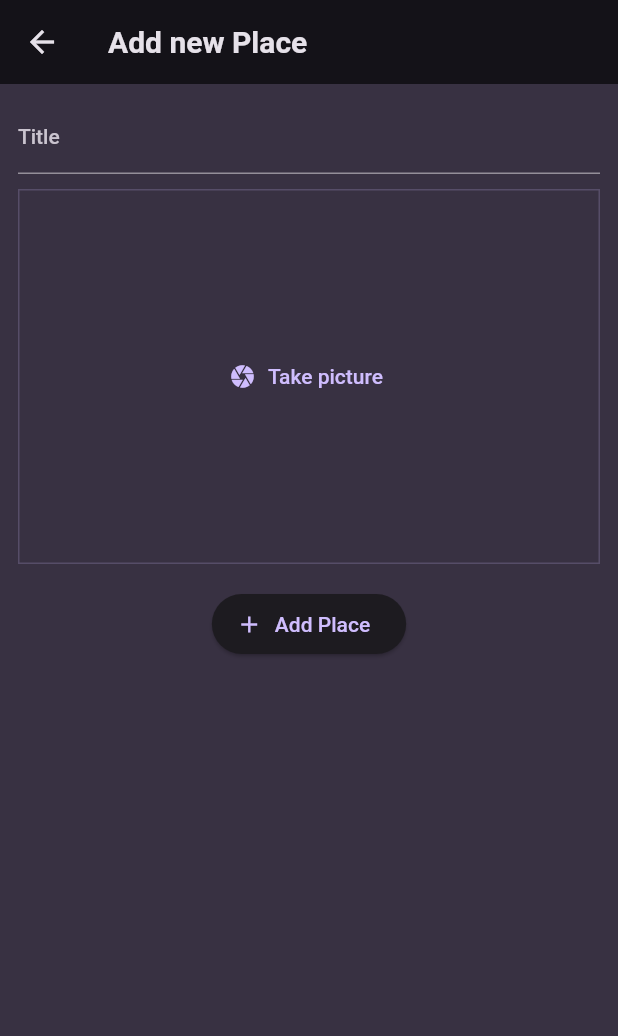
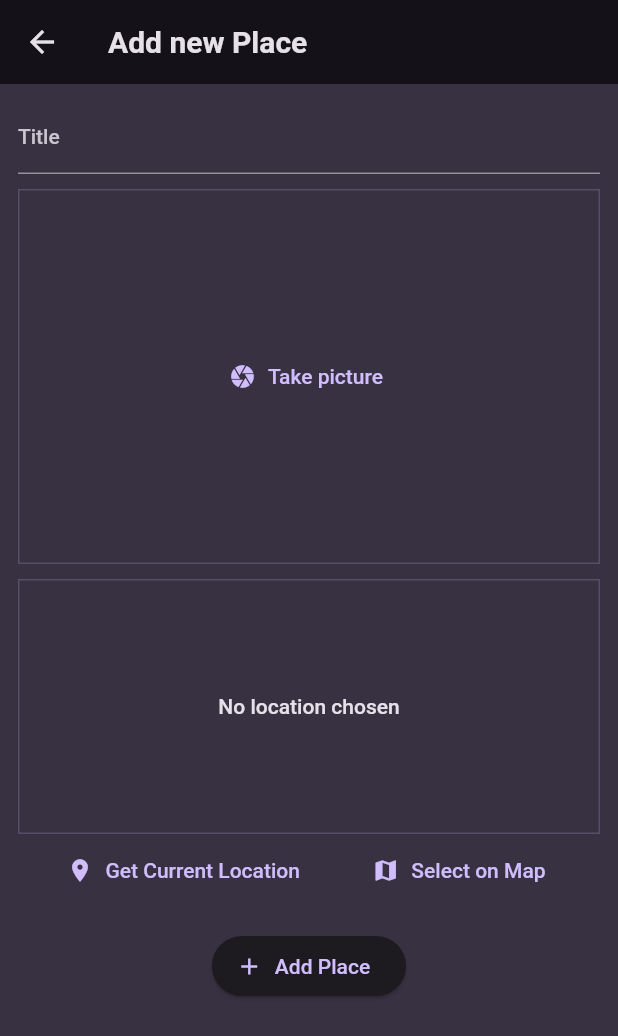
Before and after one commit to devanada/flutter-favorite-places, a Flutter app: the screen it shows after launch, after a tap on the "add" icon, on a phone screen of 412 x 824 dp. Shown: the top 1036 px of the screen. Run offline on Flutter 3.47's test engine with Material 2 defaults, Android fonts, the phone set to English and light mode, and no system bars; our stand-ins replace flutter_riverpod, google_fonts, google_maps_flutter, image_picker, location, sqflite; accounts and stored records are empty; network calls fail.

Commit message:
feat: Complete project
Added Google Map API, store on database

```diff
--- a/lib/models/place.dart
+++ b/lib/models/place.dart
@@ -3,13 +3,28 @@ import 'dart:io';
 
 const uuid = Uuid();
 
+class PlaceLocation {
+  const PlaceLocation({
+    required this.latitude,
+    required this.longitude,
+    required this.address,
+  });
+
+  final double latitude;
+  final double longitude;
+  final String address;
+}
+
 class Place {
   Place({
     required this.title,
     required this.image,
-  }) : id = uuid.v4();
+    required this.location,
+    String? id,
+  }) : id = id ?? uuid.v4();
 
   final String id;
   final String title;
   final File image;
+  final PlaceLocation location;
 }
--- a/lib/providers/user_places.dart
+++ b/lib/providers/user_places.dart
@@ -1,18 +1,69 @@
 import 'dart:io';
 
+import 'package:path_provider/path_provider.dart' as syspaths;
 import 'package:flutter_riverpod/flutter_riverpod.dart';
+import 'package:sqflite/sqflite.dart' as sql;
+import 'package:sqflite/sqlite_api.dart';
+import 'package:path/path.dart' as path;
 
 import 'package:favorite_places/models/place.dart';
+
+Future<Database> _getDatabase() async {
+  final dbPath = await sql.getDatabasesPath();
+  final db = await sql.openDatabase(
+    path.join(dbPath, 'plcaes.db'),
+    onCreate: (db, version) {
+      return db.execute(
+          'CREATE TABLE user_places(id TEXT PRIMARY KEY, title TEXT, image TEXT, lat REAL, lng REAL, address TEXT)');
+    },
+    version: 1,
+  );
+  return db;
+}
 
 class UserPlacesNotifier extends StateNotifier<List<Place>> {
   UserPlacesNotifier() : super(const []);
 
-  void addPlace(String title, File image) {
-    final newPlace = Place(title: title, image: image);
-    state = [
-      newPlace,
-      ...state,
-    ];
+  Future<void> loadPlaces() async {
+    final db = await _getDatabase();
+    final data = await db.query('user_places');
+    final places = data
+        .map(
+          (row) => Place(
+            id: row['id'] as String,
+            title: row['title'] as String,
+            image: File(row['image'] as String),
+            location: PlaceLocation(
+              latitude: row['lat'] as double,
+              longitude: row['lng'] as double,
+              address: row['address'] as String,
+            ),
+          ),
+        )
+        .toList();
+
+    state = places;
+  }
+
+  void addPlace(String title, File image, PlaceLocation location) async {
+    final appDir = await syspaths.getApplicationDocumentsDirectory();
+    final filename = path.basename(image.path);
+    final copiedImage = await image.copy('${appDir.path}/$filename');
+
+    final newPlace =
+        Place(title: title, image: copiedImage, location: location);
+
+    final db = await _getDatabase();
+    db.insert('user_places', {
+      'id': newPlace.id,
+      'title': newPlace.title,
+      'image': newPlace.image.path,
+      'lat': newPlace.location.latitude,
+      'lng': newPlace.location.longitude,
+      'address': newPlace.location.address,
+    });
+
+    state = [newPlace, ...state];
   }
 }
 
--- a/lib/screens/add_place.dart
+++ b/lib/screens/add_place.dart
@@ -1,4 +1,6 @@
+import 'package:favorite_places/models/place.dart';
 import 'package:favorite_places/widgets/image_input.dart';
+import 'package:favorite_places/widgets/location_input.dart';
 import 'package:flutter_riverpod/flutter_riverpod.dart';
 import 'package:flutter/material.dart';
 import 'dart:io';
@@ -17,17 +19,20 @@ class AddPlaceScreen extends ConsumerStatefulWidget {
 class _AddPlaceScreenState extends ConsumerState<AddPlaceScreen> {
   final _titleController = TextEditingController();
   File? _selectedImage;
+  PlaceLocation? _selectedLocation;
 
   void _savePlace() {
     final enteredTitle = _titleController.text;
 
-    if (enteredTitle.isEmpty || _selectedImage == null) {
+    if (enteredTitle.isEmpty ||
+        _selectedImage == null ||
+        _selectedLocation == null) {
       return;
     }
 
     ref
         .read(userPlacesProvider.notifier)
-        .addPlace(enteredTitle, _selectedImage!);
+        .addPlace(enteredTitle, _selectedImage!, _selectedLocation!);
 
     Navigator.of(context).pop();
   }
@@ -61,6 +66,12 @@ class _AddPlaceScreenState extends ConsumerState<AddPlaceScreen> {
                 _selectedImage = image;
               },
             ),
+            const SizedBox(height: 10),
+            LocationInput(
+              onSelectLocation: (location) {
+                _selectedLocation = location;
+              },
+            ),
             const SizedBox(height: 16),
             ElevatedButton.icon(
               onPressed: _savePlace,
--- a/lib/screens/places.dart
+++ b/lib/screens/places.dart
@@ -5,11 +5,26 @@ import 'package:favorite_places/screens/add_place.dart';
 import 'package:favorite_places/widgets/places_list.dart';
 import 'package:favorite_places/providers/user_places.dart';
 
-class PlacesScreen extends ConsumerWidget {
+class PlacesScreen extends ConsumerStatefulWidget {
   const PlacesScreen({super.key});
 
   @override
-  Widget build(BuildContext context, WidgetRef ref) {
+  ConsumerState<ConsumerStatefulWidget> createState() {
+    return _PlacesScreenState();
+  }
+}
+
+class _PlacesScreenState extends ConsumerState<PlacesScreen> {
+  late Future<void> _placesFuture;
+
+  @override
+  void initState() {
+    super.initState();
+    _placesFuture = ref.read(userPlacesProvider.notifier).loadPlaces();
+  }
+
+  @override
+  Widget build(BuildContext context) {
     final userPlaces = ref.watch(userPlacesProvider);
 
     return Scaffold(
@@ -28,11 +43,18 @@ class PlacesScreen extends ConsumerWidget {
         ],
       ),
       body: Padding(
-        padding: const EdgeInsets.all(8.0),
-        child: PlacesList(
-          places: userPlaces,
-        ),
-      ),
+          padding: const EdgeInsets.all(8.0),
+          child: FutureBuilder(
+            future: _placesFuture,
+            builder: (context, snapshot) =>
+                snapshot.connectionState == ConnectionState.waiting
+                    ? const Center(
+                        child: CircularProgressIndicator(),
+                      )
+                    : PlacesList(
+                        places: userPlaces,
+                      ),
+          )),
     );
   }
 }
--- /dev/null
+++ b/lib/widgets/location_input.dart
@@ -0,0 +1,160 @@
+import 'package:favorite_places/screens/map.dart';
+import 'package:flutter/material.dart';
+import 'package:google_maps_flutter/google_maps_flutter.dart';
+import 'package:http/http.dart' as http;
+import 'dart:convert';
+
+import 'package:favorite_places/models/place.dart';
+import 'package:location/location.dart';
+
+class LocationInput extends StatefulWidget {
+  const LocationInput({super.key, required this.onSelectLocation});
+
+  final void Function(PlaceLocation location) onSelectLocation;
+
+  @override
+  State<LocationInput> createState() {
+    return _LocationInputState();
+  }
+}
+
+class _LocationInputState extends State<LocationInput> {
+  PlaceLocation? _pickedLocation;
+  var _isGettingLocation = false;
+
+  String get locationImage {
+    if (_pickedLocation == null) {
+      return '';
+    }
+    final lat = _pickedLocation!.latitude;
+    final lng = _pickedLocation!.longitude;
+    return 'https://maps.googleapis.com/maps/api/staticmap?center=$lat,$lng&zoom=13&size=600x300&maptype=roadmap&markers=color:red%7Clabel:A%7C$lat,$lng&key=YOUR_API_KEY_HERE';
+  }
+
+  Future<void> _savePlace(double latitude, double longitude) async {
+    final url = Uri.parse(
+        'https://maps.googleapis.com/maps/api/geocode/json?latlng=$latitude,$longitude&key=YOUR_API_KEY_HERE');
+    final response = await http.get(url);
+    final resData = json.decode(response.body);
+    final address = resData['results'][0]['formatted_address'];
+
+    setState(() {
+      _pickedLocation = PlaceLocation(
+        latitude: latitude,
+        longitude: longitude,
+        address: address,
+      );
+      _isGettingLocation = false;
+    });
+
+    widget.onSelectLocation(_pickedLocation!);
+  }
+
+  void _getCurrentLocation() async {
+    Location location = Location();
+
+    bool serviceEnabled;
+    PermissionStatus permissionGranted;
+    LocationData locationData;
+
+    serviceEnabled = await location.serviceEnabled();
+    if (!serviceEnabled) {
+      serviceEnabled = await location.requestService();
+      if (!serviceEnabled) {
+        return;
+      }
+    }
+
+    permissionGranted = await location.hasPermission();
+    if (permissionGranted == PermissionStatus.denied) {
+      permissionGranted = await location.requestPermission();
+      if (permissionGranted != PermissionStatus.granted) {
+        return;
+      }
+    }
+
+    setState(() {
+      _isGettingLocation = true;
+    });
+
+    locationData = await location.getLocation();
+    final lat = locationData.latitude;
+    final lng = locationData.longitude;
+
+    if (lat == null || lng == null) {
+      return;
+    }
+
+    _savePlace(lat, lng);
+  }
+
+  void _selectOnMap() async {
+    final pickedLocation = await Navigator.of(context).push<LatLng>(
+      MaterialPageRoute(
+        builder: (ctx) => const MapScreen(),
+      ),
+    );
+
+    if (pickedLocation == null) {
+      return;
+    }
+
+    _savePlace(pickedLocation.latitude, pickedLocation.longitude);
+  }
+
+  @override
+  Widget build(BuildContext context) {
+    Widget previewContent = Text(
+      'No location chosen',
+      textAlign: TextAlign.center,
+      style: Theme.of(context).textTheme.bodyLarge!.copyWith(
+            color: Theme.of(context).colorScheme.onBackground,
+          ),
+    );
+
+    if (_pickedLocation != null) {
+      previewContent = Image.network(
+        locationImage,
+        fit: BoxFit.cover,
+        width: double.infinity,
+        height: double.infinity,
+      );
+    }
+
+    if (_isGettingLocation) {
+      previewContent = const CircularProgressIndicator();
+    }
+
+    return Column(
+      children: [
+        Container(
+          height: 170,
+          width: double.infinity,
+          alignment: Alignment.center,
+          decoration: BoxDecoration(
+            border: Border.all(
+              width: 1,
+              color: Theme.of(context).colorScheme.primary.withOpacity(0.2),
+            ),
+          ),
+          child: previewContent,
+        ),
+        Row(
+          mainAxisAlignment: MainAxisAlignment.spaceEvenly,
+          children: [
+            TextButton.icon(
+              onPressed: _getCurrentLocation,
+              icon: const Icon(Icons.location_on),
+              label: const Text('Get Current Location'),
+            ),
+            TextButton.icon(
+              onPressed: _selectOnMap,
+              icon: const Icon(Icons.map),
+              label: const Text('Select on Map'),
+            )
+          ],
+        ),
+      ],
+    );
+  }
+}
--- a/lib/widgets/places_list.dart
+++ b/lib/widgets/places_list.dart
@@ -34,6 +34,12 @@ class PlacesList extends StatelessWidget {
                 color: Theme.of(context).colorScheme.onBackground,
               ),
         ),
+        subtitle: Text(
+          places[index].location.address,
+          style: Theme.of(context).textTheme.bodySmall!.copyWith(
+                color: Theme.of(context).colorScheme.onBackground,
+              ),
+        ),
         onTap: () {
           Navigator.of(context).push(
             MaterialPageRoute(
```
Also changed, not shown: lib/screens/map.dart (added, +75 -0 lines), lib/screens/places_detail.dart (+56 -0 lines), pubspec.yaml (+8 -1 lines), pubspec.lock, 6 other files.
